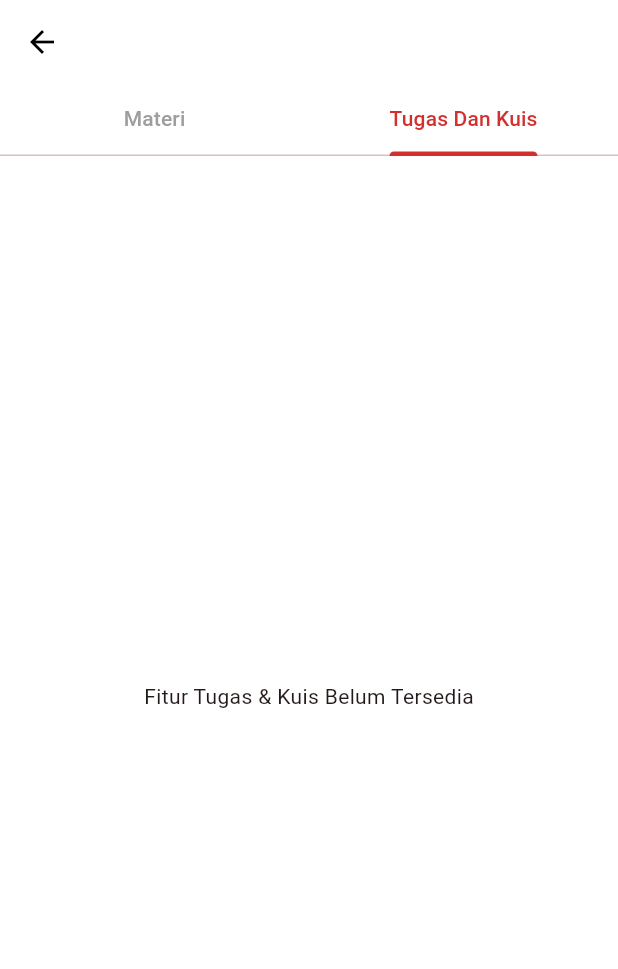
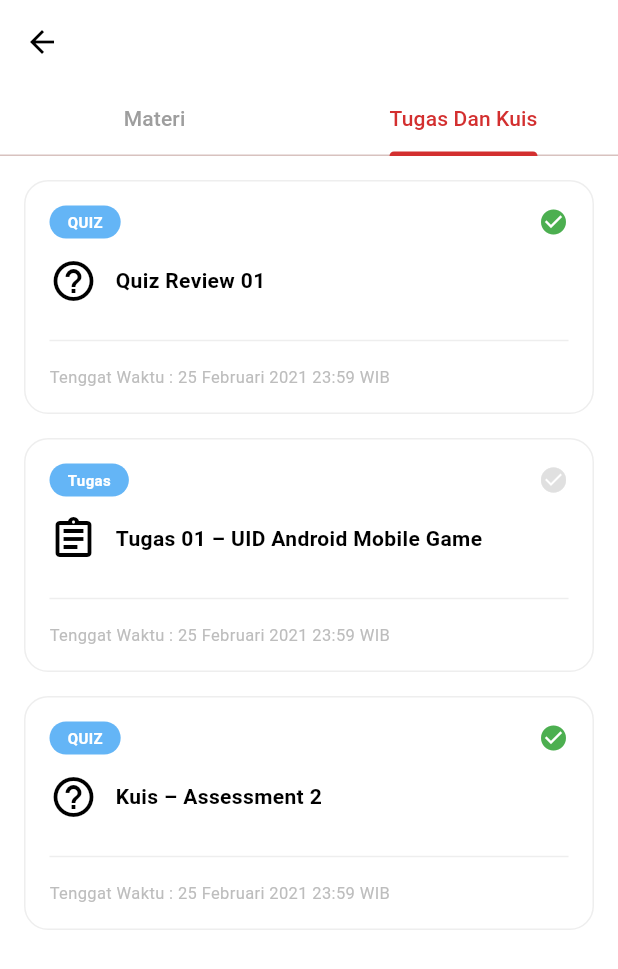
Before and after one commit to KhoirunNisa21/app-celoe, a Flutter app: the CourseDetailScreen screen opened directly with empty values, tab 2 chosen, on a phone screen of 412 x 824 dp. Shown: the top 969 px of the screen. Run offline on Flutter 3.47's test engine with Material 3 defaults, Android fonts, the phone set to English and light mode, and no system bars.

Commit message:
pengimplementasian bagian tugas dan kuis

```diff
--- a/lib/features/course/screens/course_detail_screen.dart
+++ b/lib/features/course/screens/course_detail_screen.dart
@@ -1,5 +1,6 @@
 import 'package:celoe/core/constants.dart';
 import 'package:celoe/features/course/widgets/course_materials_view.dart';
+import 'package:celoe/features/course/widgets/assignments_quizzes_view.dart';
 import 'package:flutter/material.dart';
 
 class CourseDetailScreen extends StatelessWidget {
@@ -38,7 +39,7 @@ class CourseDetailScreen extends StatelessWidget {
         body: const TabBarView(
           children: [
             CourseMaterialsView(),
-            Center(child: Text("Fitur Tugas & Kuis Belum Tersedia")),
+            AssignmentsQuizzesView(),
           ],
         ),
       ),
--- /dev/null
+++ b/lib/features/course/widgets/assignment_quiz_card.dart
@@ -0,0 +1,91 @@
+import 'package:flutter/material.dart';
+import '../../../../core/constants.dart';
+
+class AssignmentQuizCard extends StatelessWidget {
+  final String title;
+  final String deadline;
+  final bool isQuiz;
+  final bool isCompleted;
+
+  const AssignmentQuizCard({
+    super.key,
+    required this.title,
+    required this.deadline,
+    this.isQuiz = true,
+    this.isCompleted = false,
+  });
+
+  @override
+  Widget build(BuildContext context) {
+    return Container(
+      margin: const EdgeInsets.only(bottom: 16),
+      padding: const EdgeInsets.all(16),
+      decoration: BoxDecoration(
+        color: Colors.white,
+        borderRadius: BorderRadius.circular(16),
+        border: Border.all(color: Colors.grey.shade200),
+      ),
+      child: Column(
+        crossAxisAlignment: CrossAxisAlignment.start,
+        children: [
+          Row(
+            mainAxisAlignment: MainAxisAlignment.spaceBetween,
+            children: [
+              Container(
+                padding: const EdgeInsets.symmetric(horizontal: 12, vertical: 4),
+                decoration: BoxDecoration(
+                  color: Colors.blue.shade300,
+                  borderRadius: BorderRadius.circular(12),
+                ),
+                child: Text(
+                  isQuiz ? 'QUIZ' : 'Tugas',
+                  style: const TextStyle(
+                    color: Colors.white,
+                    fontSize: 10,
+                    fontWeight: FontWeight.bold,
+                  ),
+                ),
+              ),
+              Icon(
+                Icons.check_circle,
+                color: isCompleted ? Colors.green : Colors.grey.shade300,
+                size: 20,
+              ),
+            ],
+          ),
+          const SizedBox(height: 12),
+          Row(
+            children: [
+              Icon(
+                isQuiz ? Icons.help_outline : Icons.assignment_outlined,
+                size: 32,
+                color: Colors.black,
+              ),
+              const SizedBox(width: 12),
+              Expanded(
+                child: Text(
+                  title,
+                  style: const TextStyle(
+                    fontWeight: FontWeight.bold,
+                    fontSize: 14,
+                    color: Colors.black,
+                  ),
+                ),
+              ),
+            ],
+          ),
+          const SizedBox(height: 16),
+          Divider(color: Colors.grey.shade200),
+          const SizedBox(height: 8),
+          Text(
+            'Tenggat Waktu : $deadline',
+            style: TextStyle(
+              fontSize: 11,
+              color: Colors.grey.shade400,
+            ),
+          ),
+        ],
+      ),
+    );
+  }
+}
--- /dev/null
+++ b/lib/features/course/widgets/assignments_quizzes_view.dart
@@ -0,0 +1,33 @@
+import 'package:flutter/material.dart';
+import 'assignment_quiz_card.dart';
+
+class AssignmentsQuizzesView extends StatelessWidget {
+  const AssignmentsQuizzesView({super.key});
+
+  @override
+  Widget build(BuildContext context) {
+    return ListView(
+      padding: const EdgeInsets.all(16),
+      children: const [
+        AssignmentQuizCard(
+          title: 'Quiz Review 01',
+          deadline: '25 Februari 2021 23:59 WIB',
+          isQuiz: true,
+          isCompleted: true,
+        ),
+        AssignmentQuizCard(
+          title: 'Tugas 01 – UID Android Mobile Game',
+          deadline: '25 Februari 2021 23:59 WIB',
+          isQuiz: false,
+          isCompleted: false,
+        ),
+        AssignmentQuizCard(
+          title: 'Kuis – Assessment 2',
+          deadline: '25 Februari 2021 23:59 WIB',
+          isQuiz: true,
+          isCompleted: true,
+        ),
+      ],
+    );
+  }
+}
```
Also changed, not shown: 1 other file.
